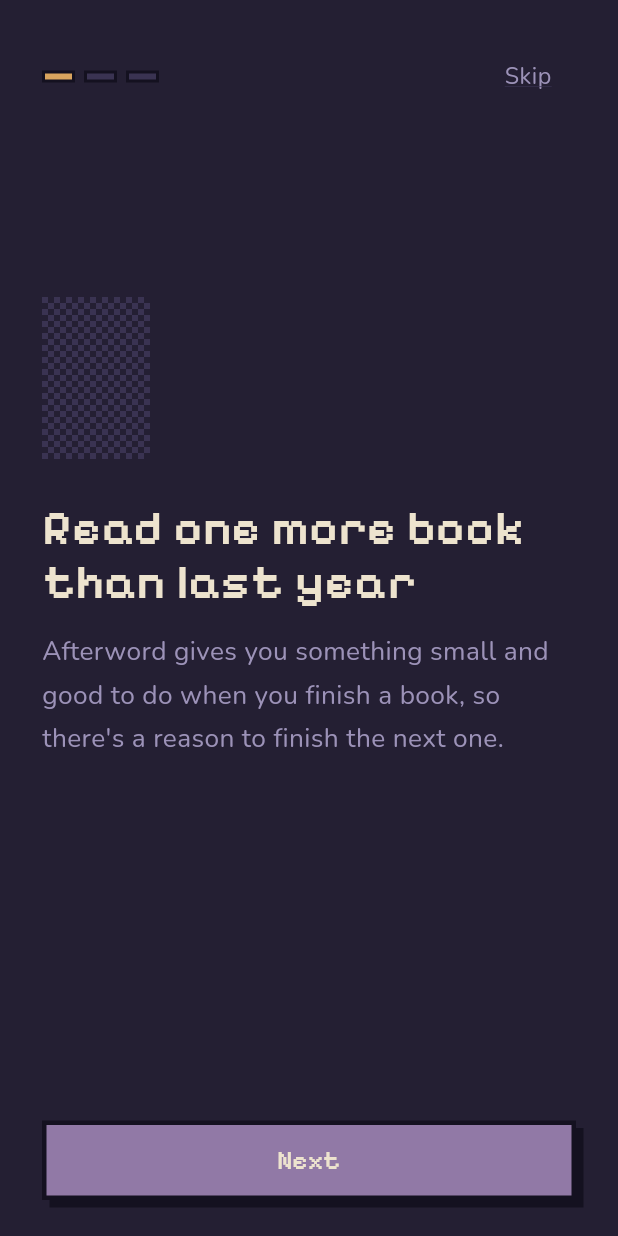
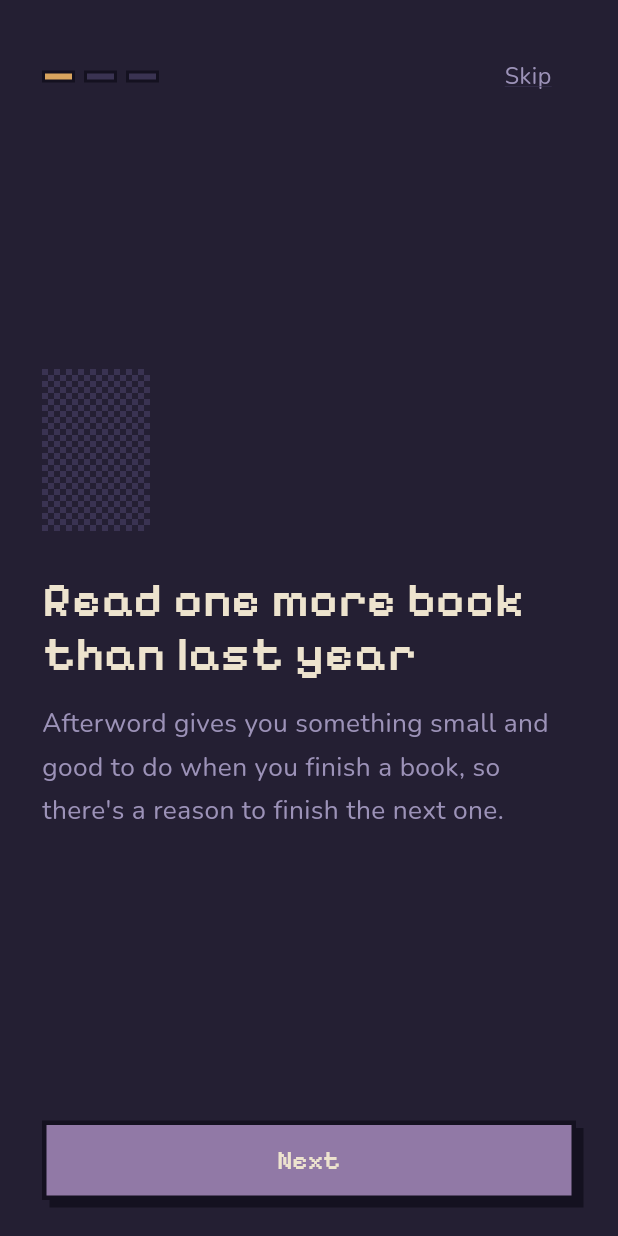
Before and after one commit to naperry2011/Afterword, a Flutter app: the screen it shows after launch, on a phone screen of 412 x 824 dp. Run offline on Flutter 3.47's test engine with Material 3 defaults, Android fonts, the phone set to English and light mode, and no system bars; our stand-ins replace cached_network_image, drift, drift_flutter, file_picker, flutter_riverpod, go_router and 1 more; accounts and stored records are empty; generated files the repository leaves out were written again.

Commit message:
Polish pass: icon, dark launch screen, portrait iPhone-only, Dynamic Type, seed opt-in, store pages
- Pixel-art lamp launcher icon in every AppIcon slot
- Launch screen background is the room colour, no white flash
- iPhone only, portrait only
- Dynamic Type honoured up to 1.6x; onboarding and Reflect scroll instead of
  overflowing; the share card and typographic covers ignore scaling so the
  PNG is identical on every device. New dynamic_type_test covers all surfaces
  at 3x on an iPhone 16e viewport
- Seed data is opt-in via --dart-define=AFTERWORD_SEED=true, debug only
- Privacy and support pages in docs/site/ for the App Store listing

Co-Authored-By: Claude Fable 5.1 <noreply@anthropic.com>

```diff
--- a/lib/app/app.dart
+++ b/lib/app/app.dart
@@ -15,6 +15,17 @@ class AfterwordApp extends ConsumerWidget {
       debugShowCheckedModeBanner: false,
       theme: buildTheme(),
       routerConfig: router,
+      // Honour Dynamic Type up to a point. Past 1.6x the pixel display face
+      // stops fitting the screens we designed; body copy stays readable.
+      builder: (context, child) {
+        final mq = MediaQuery.of(context);
+        return MediaQuery(
+          data: mq.copyWith(
+            textScaler: mq.textScaler.clamp(maxScaleFactor: 1.6),
+          ),
+          child: child!,
+        );
+      },
     );
   }
 }
--- a/lib/screens/onboarding_screen.dart
+++ b/lib/screens/onboarding_screen.dart
@@ -68,13 +68,32 @@ class _OnboardingScreenState extends ConsumerState<OnboardingScreen> {
                   QuietButton(label: 'Skip', onPressed: _done),
                 ],
               ),
-              const Spacer(),
-              const SizedBox(width: 72, height: 108, child: DitherFill()),
-              const SizedBox(height: 28),
-              Text(title, style: pix(size: 32, weight: FontWeight.w600)),
-              const SizedBox(height: 14),
-              Text(text, style: body(size: 17.5, color: Tokens.dim)),
-              const Spacer(flex: 2),
+              // Scrolls at large Dynamic Type instead of overflowing; sits
+              // low on the screen otherwise.
+              Expanded(
+                child: LayoutBuilder(
+                  builder: (context, c) => SingleChildScrollView(
+                    child: ConstrainedBox(
+                      constraints: BoxConstraints(minHeight: c.maxHeight),
+                      child: Column(
+                        mainAxisAlignment: MainAxisAlignment.center,
+                        crossAxisAlignment: CrossAxisAlignment.start,
+                        children: [
+                          const SizedBox(
+                              width: 72, height: 108, child: DitherFill()),
+                          const SizedBox(height: 28),
+                          Text(title,
+                              style: pix(size: 32, weight: FontWeight.w600)),
+                          const SizedBox(height: 14),
+                          Text(text,
+                              style: body(size: 17.5, color: Tokens.dim)),
+                          const SizedBox(height: 24),
+                        ],
+                      ),
+                    ),
+                  ),
+                ),
+              ),
               PixelButton(
                 label: last ? 'Start tonight' : 'Next',
                 expand: true,
```
Also changed, not shown: lib/data/seed.dart (+4 -3 lines), lib/screens/card_screen.dart (+8 -1 lines), lib/screens/reflect_screen.dart (+21 -7 lines), lib/widgets/cover.dart (+12 -6 lines), 21 other files.
